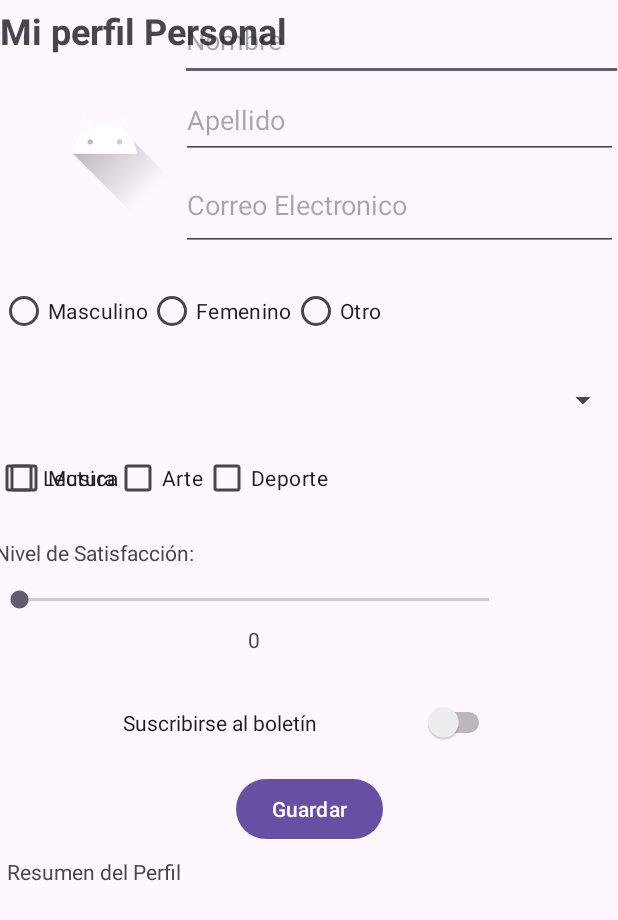
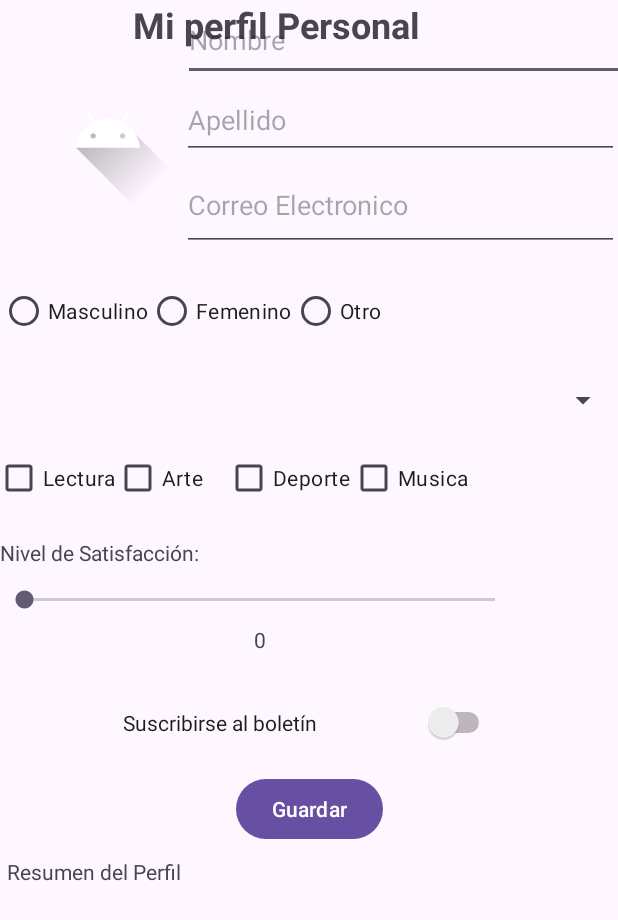
Before and after one commit to Morcay13/primera_aplicacion, an Android app: the layout activity_main.xml on its own in the app's theme, with its tools: preview values and no code run, on a phone screen of 412 x 824 dp. Shown: the top 920 px of the screen. Run offline under Robolectric (Android 15) with nearby library versions, the phone set to English and light mode, and no system bars.

Commit message:
Nueva actualizacion

```diff
--- a/app/src/main/res/layout/activity_main.xml
+++ b/app/src/main/res/layout/activity_main.xml
@@ -5,33 +5,38 @@
     android:id="@+id/main"
     android:layout_width="match_parent"
     android:layout_height="match_parent"
-    tools:context=".MainActivity">
+    tools:context="com.example.aplicacion_formulario.MainActivity">
+
+
+
+
 
     <!--Titulo que va a tener nuestra aplicacion-->
-
-    <!-- Imagen del perfil que vamos a tener-->
     <TextView
         android:id="@+id/text_view_titulo"
         android:layout_width="235dp"
         android:layout_height="31dp"
-        android:layout_marginTop="4dp"
         android:text="@string/mi_perfil_personal"
         android:textSize="24sp"
         android:textStyle="bold"
+        app:layout_constraintEnd_toEndOf="parent"
+        app:layout_constraintStart_toStartOf="parent"
         app:layout_constraintTop_toTopOf="parent"
         app:layout_contraintEnd_toEnd0f="parent"
         app:layout_contraitStart_toStartOf="parent" />
 
+    <!-- Imagen del perfil que vamos a tener-->
     <ImageView
         android:id="@+id/imageView"
         android:layout_width="100dp"
         android:layout_height="100dp"
         android:layout_marginTop="8dp"
-        android:layout_marginEnd="292dp"
+        android:layout_marginEnd="290dp"
         android:src="@drawable/ic_launcher_foreground"
         app:layout_constraintEnd_toEndOf="parent"
         app:layout_constraintTop_toBottomOf="@id/text_view_titulo" />
 
+    <!-- Nombre -->
     <EditText
         android:id="@+id/edit_text_nombre"
         android:layout_width="295dp"
@@ -43,6 +48,8 @@
         tools:ignore="MissingConstraints"
         tools:layout_editor_absoluteY="43dp" />
 
+
+    <!-- Apellidos -->
     <EditText
         android:id="@+id/edit_text_apellido"
         android:layout_width="291dp"
@@ -52,6 +59,8 @@
         app:layout_constraintStart_toEndOf="@+id/imageView"
         app:layout_constraintTop_toBottomOf="@+id/edit_text_nombre" />
 
+
+    <!-- Correo electronico-->
     <EditText
         android:id="@+id/editTextTextEmailAddress"
         android:layout_width="291dp"
@@ -63,6 +72,8 @@
         app:layout_constraintStart_toEndOf="@+id/imageView"
         app:layout_constraintTop_toBottomOf="@+id/edit_text_apellido" />
 
+
+    <!-- Generos -->
     <RadioGroup
         android:id="@+id/radio_group_genero"
         android:layout_width="0dp"
@@ -87,7 +98,7 @@
 
         <RadioButton
             android:id="@+id/radio_button_otro"
-            android:layout_width="wrap_content"
+            android:layout_width="93dp"
             android:layout_height="wrap_content"
             android:text="@string/otro" />
     </RadioGroup>
@@ -105,6 +116,8 @@
         app:layout_constraintStart_toStartOf="parent"
         app:layout_constraintTop_toBottomOf="@+id/radio_group_genero" />
 
+
+    <!-- Aficiones -->
     <CheckBox
         android:id="@+id/check_box_1"
         android:layout_width="wrap_content"
@@ -126,14 +139,14 @@
         android:layout_width="wrap_content"
         android:layout_height="wrap_content"
         android:text="@string/musica"
+        app:layout_constraintStart_toEndOf="@+id/check_box_4"
         app:layout_constraintTop_toBottomOf="@+id/spinner_pais"
-        tools:layout_editor_absoluteX="225dp"
         tools:ignore="MissingConstraints" />
 
     <CheckBox
         android:id="@+id/check_box_2"
-        android:layout_width="wrap_content"
-        android:layout_height="wrap_content"
+        android:layout_width="74dp"
+        android:layout_height="48dp"
         android:text="@string/arte"
         app:layout_constraintStart_toEndOf="@+id/check_box_1"
         app:layout_constraintTop_toBottomOf="@+id/spinner_pais" />
@@ -144,7 +157,7 @@
         android:layout_height="24dp"
         android:layout_marginTop="64dp"
         android:text="@string/nivel_de_satisfacci_n"
-        app:layout_constraintStart_toStartOf="@+id/check_box_1"
+        app:layout_constraintStart_toStartOf="parent"
         app:layout_constraintTop_toTopOf="@+id/check_box_1" />
 
     <SeekBar
```
Also changed, not shown: app/src/main/java/com/example/miaplicacion/MainActivity.kt (+33 -13 lines), app/src/main/res/values/strings.xml (+9 -0 lines).
